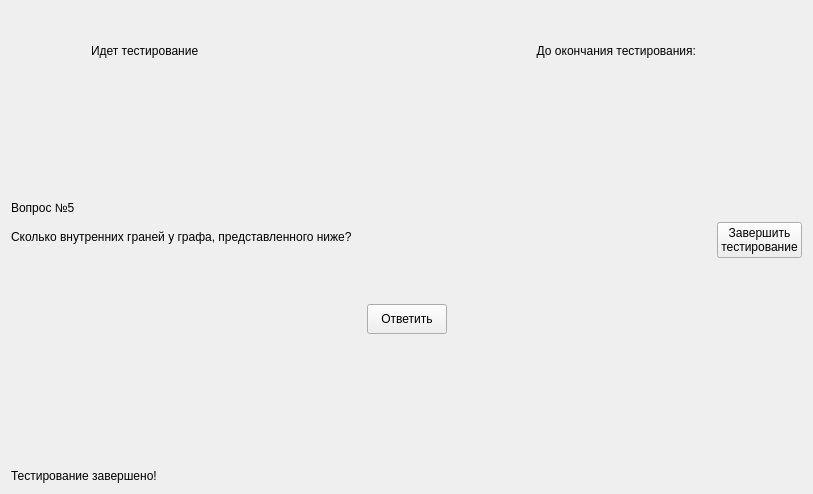
The window that client/gui/ui_test_page.ui (RozeQz/GraphEmbedding) describes before a commit, drawn with Qt 5.
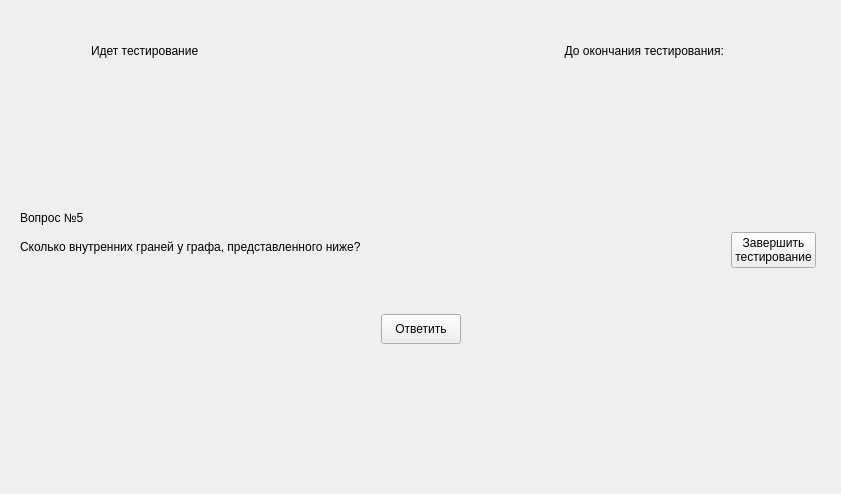
The same window after the commit. Icons and pictures are not drawn.

```diff
--- a/client/gui/ui_test_page.ui
+++ b/client/gui/ui_test_page.ui
@@ -6,7 +6,7 @@
    <rect>
     <x>0</x>
     <y>0</y>
-    <width>765</width>
+    <width>841</width>
     <height>494</height>
    </rect>
   </property>
@@ -471,20 +471,6 @@
      </property>
     </spacer>
    </item>
-   <item>
-    <layout class="QVBoxLayout" name="vbox_results">
-     <item>
-      <widget class="QLabel" name="lbl_test_end">
-       <property name="text">
-        <string>Тестирование завершено!</string>
-       </property>
-      </widget>
-     </item>
-     <item>
-      <layout class="QFormLayout" name="fbox_results"/>
-     </item>
-    </layout>
-   </item>
   </layout>
  </widget>
  <resources/>
```
